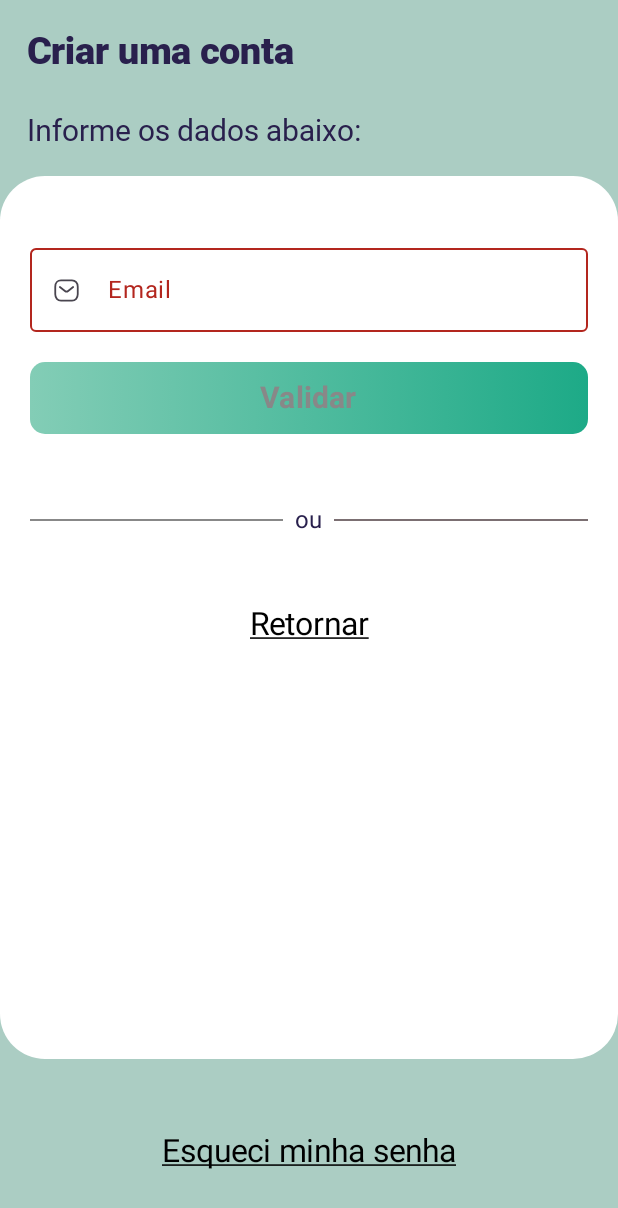
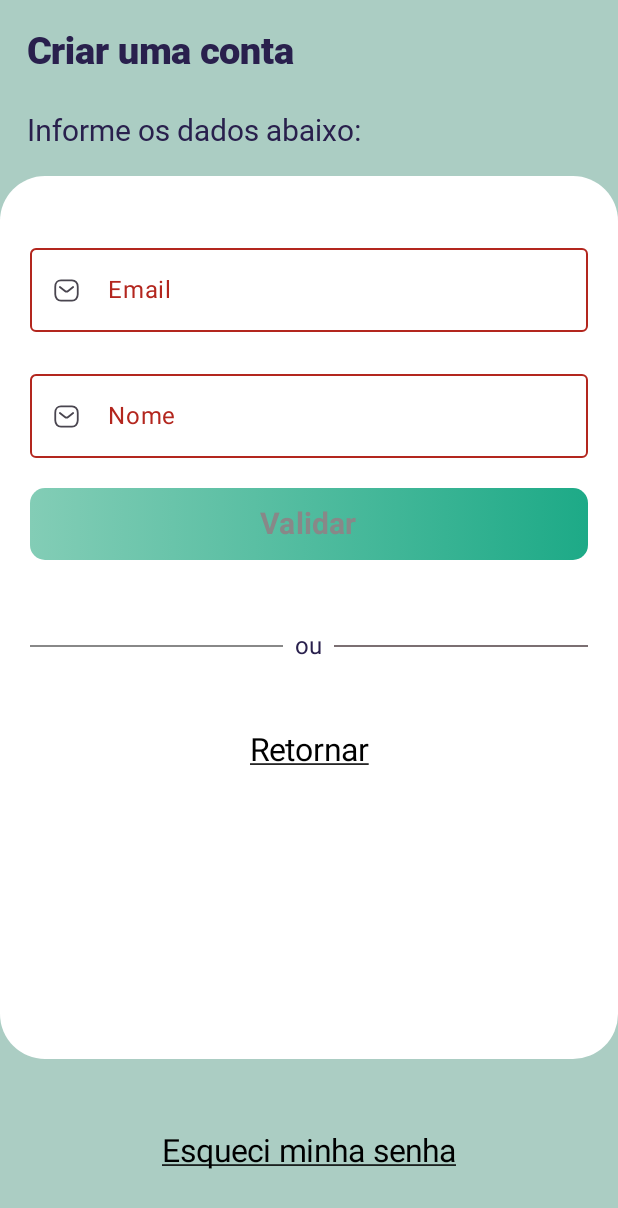
Before and after one commit to AleeasApp22/Controlededespesas, an Android app built with Jetpack Compose: the CreateMyAccountScreen screen opened through its navigation route, on a phone screen of 412 x 824 dp. Shown: the top 1208 px of the screen. Run offline under Robolectric (Android 15) with nearby library versions, the phone set to English and light mode, and no system bars.

Commit message:
Chamada para CreateMyAccount.kt

```diff
--- a/app/src/main/java/com/imbres/controlededespesas/MainActivity.kt
+++ b/app/src/main/java/com/imbres/controlededespesas/MainActivity.kt
@@ -2,22 +2,12 @@ package com.imbres.controlededespesas
 
 import android.app.AlertDialog
 import android.os.Bundle
-import android.view.View
-import android.widget.Toast
 import androidx.activity.ComponentActivity
-import androidx.activity.OnBackPressedCallback
 import androidx.activity.compose.setContent
 import androidx.navigation.compose.rememberNavController
-import com.google.android.material.snackbar.Snackbar
 import com.imbres.controlededespesas.navigation.SetupNavGraph
 
 class MainActivity : ComponentActivity() {
-
-/*    private val onBackPressedCallback = object : OnBackPressedCallback(true) {
-        override fun handleOnBackPressed() {
-            onBackPressedMethod()
-        }
-    }*/
 
     override fun onCreate(savedInstanceState: Bundle?) {
         super.onCreate(savedInstanceState)
@@ -30,7 +20,6 @@ class MainActivity : ComponentActivity() {
 
         }
     }
-
 
     private fun onBackPressedMethod() {
 
--- a/app/src/main/java/com/imbres/controlededespesas/SplashScreen.kt
+++ b/app/src/main/java/com/imbres/controlededespesas/SplashScreen.kt
@@ -1,6 +1,5 @@
 package com.imbres.controlededespesas
 
-import android.service.autofill.OnClickAction
 import androidx.compose.foundation.background
 import androidx.compose.foundation.layout.Box
 import androidx.compose.foundation.layout.fillMaxSize
@@ -20,7 +19,6 @@ import com.imbres.controlededespesas.ui.theme.ControleDeDespesasTheme
 
 @Composable
 fun SplashScreen(navController: NavHostController) {
-//fun SplashScreen(onBackClickAction: OnClickAction,navController: NavHostController) {
     /*
     Pesquisa:
     https://github.com/mukeshsolanki/animated-splash-screen
--- a/app/src/main/java/com/imbres/controlededespesas/app/ControleApp.kt
+++ b/app/src/main/java/com/imbres/controlededespesas/app/ControleApp.kt
@@ -6,7 +6,6 @@ import androidx.compose.runtime.Composable
 import androidx.compose.ui.Modifier
 import androidx.compose.ui.graphics.Color
 import androidx.navigation.NavHostController
-import com.imbres.controlededespesas.screeens.LoginScreen
 import com.imbres.controlededespesas.screeens.MessageScreen
 
 @Composable
--- a/app/src/main/java/com/imbres/controlededespesas/components/LoadingAnimation.kt
+++ b/app/src/main/java/com/imbres/controlededespesas/components/LoadingAnimation.kt
@@ -14,7 +14,6 @@ import androidx.compose.foundation.shape.CircleShape
 import androidx.compose.runtime.Composable
 import androidx.compose.runtime.LaunchedEffect
 import androidx.compose.runtime.remember
-import androidx.compose.ui.Alignment
 import androidx.compose.ui.Modifier
 import androidx.compose.ui.graphics.Color
 import androidx.compose.ui.graphics.graphicsLayer
--- a/app/src/main/java/com/imbres/controlededespesas/data/createmyaccount/CreateMyAccountUIEvent.kt
+++ b/app/src/main/java/com/imbres/controlededespesas/data/createmyaccount/CreateMyAccountUIEvent.kt
@@ -1,10 +1,9 @@
 package com.imbres.controlededespesas.data.createmyaccount
-
-import com.imbres.controlededespesas.data.lostpassword.LostPasswordUIEvent
 
 sealed class CreateMyAccountUIEvent{
 
     data class EmailChanged(val email:String): CreateMyAccountUIEvent()
+    data class NameUserChanged(val name:String): CreateMyAccountUIEvent()
     object CreateMyAccountButtonClicked : CreateMyAccountUIEvent()
 
 }
--- a/app/src/main/java/com/imbres/controlededespesas/data/createmyaccount/CreateMyAccountUIState.kt
+++ b/app/src/main/java/com/imbres/controlededespesas/data/createmyaccount/CreateMyAccountUIState.kt
@@ -3,6 +3,10 @@ package com.imbres.controlededespesas.data.createmyaccount
 data class CreateMyAccountUIState(
     var email  :String = "",
 
+    var name  :String = "",
+
     var emailError :Boolean = false,
 
+    var nameError :Boolean = false,
+
 )
--- a/app/src/main/java/com/imbres/controlededespesas/data/lostpassword/LostPasswordViewModel.kt
+++ b/app/src/main/java/com/imbres/controlededespesas/data/lostpassword/LostPasswordViewModel.kt
@@ -30,8 +30,6 @@ class LostPasswordViewModel : ViewModel() {
         }
         validateLostUIDataWithRules()
     }
-
-    //private fun validateLoginUIDataWithRules() {
     private fun validateLostUIDataWithRules() {
         val emailResult = Validator.validateEmail(
             email = lostPaswordUIState.value.email
--- a/app/src/main/java/com/imbres/controlededespesas/navigation/NavGraph.kt
+++ b/app/src/main/java/com/imbres/controlededespesas/navigation/NavGraph.kt
@@ -4,8 +4,8 @@ import androidx.compose.runtime.Composable
 import androidx.navigation.NavHostController
 import androidx.navigation.compose.NavHost
 import androidx.navigation.compose.composable
+import com.imbres.controlededespesas.SplashScreen
 import com.imbres.controlededespesas.app.ControleApp
-import com.imbres.controlededespesas.SplashScreen
 import com.imbres.controlededespesas.screeens.CreateMyAccountScreen
 import com.imbres.controlededespesas.screeens.LoginScreen
 import com.imbres.controlededespesas.screeens.LostPasswordScreen
--- a/app/src/main/java/com/imbres/controlededespesas/screeens/CreateMyAccount.kt
+++ b/app/src/main/java/com/imbres/controlededespesas/screeens/CreateMyAccountScreen.kt
@@ -33,6 +33,7 @@ import com.imbres.controlededespesas.components.DividerTextComponent
 import com.imbres.controlededespesas.components.LoadingAnimation
 import com.imbres.controlededespesas.components.MyTextFieldComponent
 import com.imbres.controlededespesas.components.NormalTitleTextComponent
+import com.imbres.controlededespesas.data.createmyaccount.CreateMyAccountUIEvent
 import com.imbres.controlededespesas.data.createmyaccount.CreateMyAccountViewModel
 import com.imbres.controlededespesas.data.login.LoginUIEvent
 import com.imbres.controlededespesas.data.login.LoginViewModel
@@ -123,20 +124,32 @@ fun CreateMyAccountScreen(
                         labelValue = stringResource(id = R.string.email),
                         painterResource(id = R.drawable.message),
                         onTextChanged = {
-                            lostPasswordViewModel.onEvent(LostPasswordUIEvent.EmailChanged(it))
+                            createMyAccountViewModel.onEvent(CreateMyAccountUIEvent.EmailChanged(it))
                         },
-                        errorStatus = lostPasswordViewModel.lostPaswordUIState.value.emailError
+                        errorStatus = createMyAccountViewModel.createMyAccountUIState.value.emailError
                     )
-                    errorButton = lostPasswordViewModel.lostPaswordUIState.value.emailError
+                    errorButton = createMyAccountViewModel.createMyAccountUIState.value.emailError
+
+                    Spacer(modifier = Modifier.height(20.dp))
+
+                    MyTextFieldComponent(
+                        labelValue = stringResource(id = R.string.name_user),
+                        painterResource(id = R.drawable.message),
+                        onTextChanged = {
+                            createMyAccountViewModel.onEvent(CreateMyAccountUIEvent.NameUserChanged(it))
+                        },
+                        errorStatus = createMyAccountViewModel.createMyAccountUIState.value.nameError
+                    )
+                    errorButton = createMyAccountViewModel.createMyAccountUIState.value.nameError
 
                     Spacer(modifier = Modifier.height(20.dp))
 
                     ButtonComponent(
                         value = stringResource(id = R.string.validar),
                         onButtonClicked = {
-                            lostPasswordViewModel.onEvent(LostPasswordUIEvent.LostPasswordButtonClicked)
+                            createMyAccountViewModel.onEvent(CreateMyAccountUIEvent.CreateMyAccountButtonClicked)
                         },
-                        isEnabled = if (errorButton) lostPasswordViewModel.allValidationsPassed.value else false
+                        isEnabled = if (errorButton) createMyAccountViewModel.allValidationsPassed.value else false
                     )
 
                     Spacer(modifier = Modifier.height(40.dp))
@@ -158,6 +171,20 @@ fun CreateMyAccountScreen(
                 }
             }
 
+            if (createMyAccountViewModel.createMyAccountInProgress.value) {
+                Column(
+                    modifier = Modifier
+                        .height(70.dp)
+                        .width(70.dp),
+                    horizontalAlignment = Alignment.CenterHorizontally,
+                    verticalArrangement = Arrangement.Center
+                ) {
+                    LoadingAnimation()
+//                    navController.popBackStack()
+//                    navController.navigate(Screen.Login.route)
+                }
+            }
+
             if (loginViewModel.loginInProgress.value) {
                 Column(
                     modifier = Modifier
@@ -170,20 +197,6 @@ fun CreateMyAccountScreen(
                     navController.navigate(Screen.Login.route)
                 }
             }
-
-//            if (lostPasswordViewModel.lostPasswordInProgress.value) {
-//                Column(
-//                    modifier = Modifier
-//                        .height(70.dp)
-//                        .width(70.dp),
-//                    horizontalAlignment = Alignment.CenterHorizontally,
-//                    verticalArrangement = Arrangement.Center
-//                ) {
-//
-//                    //navController.popBackStack()
-//                    LoadingAnimation()
-//                }
-//            }
 
             if (lostPasswordViewModel.lostPasswordInProgress.value) {
                 Column(
--- a/app/src/main/res/values/strings.xml
+++ b/app/src/main/res/values/strings.xml
@@ -7,12 +7,13 @@
     <string name="iniciar">Iniciar</string>
     <string name="sign_up_account">Não possui conta?</string>
     <string name="create_an_account">Criar uma conta</string>
-    <string name="login_account">Autentique-se em sua conta</string>
-    <string name="change_password">Informe seu email</string>
+    <string name="login_account">Autentique-se em sua conta:</string>
+    <string name="change_password">Informe seu email:</string>
     <string name="create_account">Informe os dados abaixo:</string>
     <string name="login">Login</string>
     <string name="validar">Validar</string>
     <string name="email">Email</string>
+    <string name="name_user">Nome</string>
     <string name="password">Senha</string>
     <string name="lost_password">Esqueci minha senha</string>
     <string name="back">Retornar</string>
```
Also changed, not shown: app/src/main/java/com/imbres/controlededespesas/data/createmyaccount/CreateMyAccountViewModel.kt (+13 -2 lines), app/src/main/java/com/imbres/controlededespesas/navigation/SystemBackButtonHandler.kt (+6 -1 lines), app/src/main/java/com/imbres/controlededespesas/rules/Validator.kt (+7 -5 lines).
